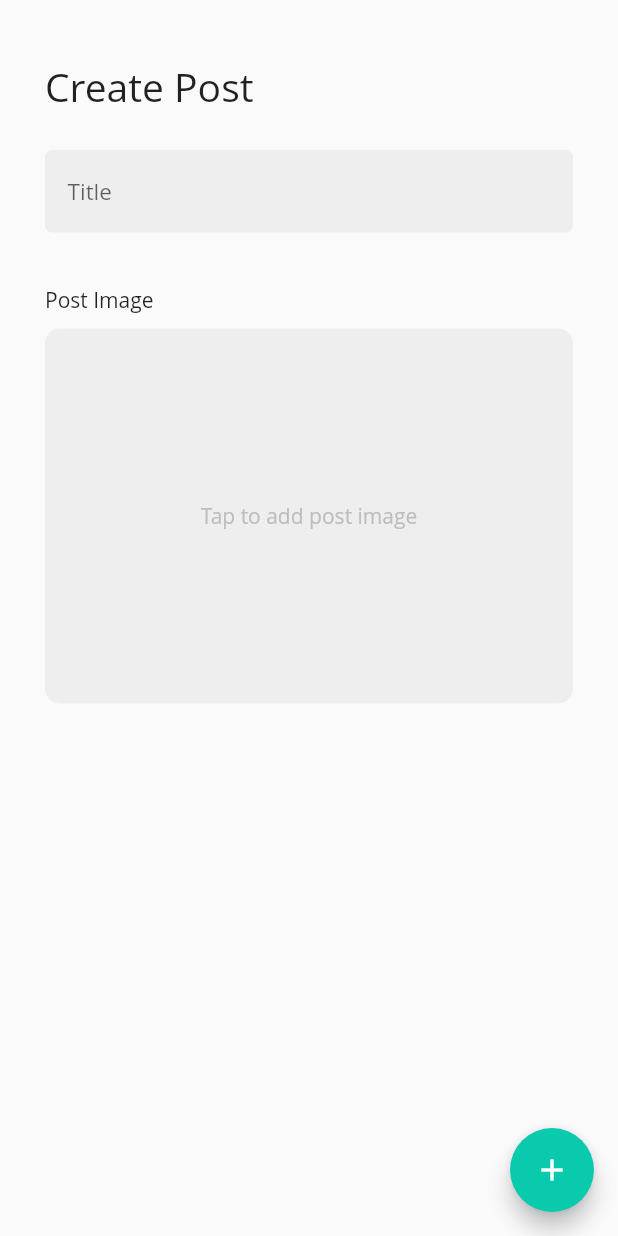
After one commit to Manuelkpatsu/flutter_compound, a Flutter app: the CreatePostView screen opened directly, after a tap on the "add" icon, on a phone screen of 412 x 824 dp. The commit adds this screen. Run offline on Flutter 3.47's test engine with Material 2 defaults, Android fonts, the phone set to English and light mode, and no system bars; our stand-ins replace cloud_firestore, firebase_auth, firebase_core, get_it, stacked; accounts and stored records are empty; network calls fail.

Commit message:
Save and fetch posts from firestore

```diff
--- a/lib/constants/route_names.dart
+++ b/lib/constants/route_names.dart
@@ -1,4 +1,5 @@
 const String loginViewRoute = "LoginView";
 const String signUpViewRoute = "SignUpView";
 const String homeViewRoute = "HomeView";
+const String createPostViewRoute = "CreatePostView";
 const String startUpViewRoute = "StartUpView";
--- /dev/null
+++ b/lib/core/models/post.dart
@@ -0,0 +1,24 @@
+class Post {
+  final String title;
+  final String? imageUrl;
+  final String? userId;
+
+  Post({
+    this.userId,
+    required this.title,
+    this.imageUrl,
+  });
+
+  Post.fromData(Map<String, dynamic> data)
+      : title = data['title'],
+        imageUrl = data['imageUrl'],
+        userId = data['userId'];
+
+  Map<String, dynamic> toJson() {
+    return {
+      'userId': userId,
+      'title': title,
+      'imageUrl': imageUrl,
+    };
+  }
+}
--- a/lib/core/services/firestore_service.dart
+++ b/lib/core/services/firestore_service.dart
@@ -1,15 +1,26 @@
+import 'dart:async';
+
 import 'package:cloud_firestore/cloud_firestore.dart';
+import 'package:fluttercompoundapp/core/models/post.dart';
 import 'package:fluttercompoundapp/core/models/user.dart';
 
 class FirestoreService {
   final CollectionReference _usersCollectionReference =
-  FirebaseFirestore.instance.collection("users");
+      FirebaseFirestore.instance.collection("users");
+  final CollectionReference _postsCollectionReference =
+      FirebaseFirestore.instance.collection('posts');
+
+  // Create the controller that will broadcast the posts
+  final StreamController<List<Post>> _postsController =
+      StreamController<List<Post>>.broadcast();
 
   Future createUser(AuthUser user) async {
     try {
       await _usersCollectionReference.doc(user.id).set(user.toJson());
     } on FirebaseException catch (e) {
       return e.message;
+    } catch (e) {
+      return e.toString();
     }
   }
 
@@ -19,6 +30,56 @@ class FirestoreService {
       return AuthUser.fromData(userData.data() as Map<String, dynamic>);
     } on FirebaseException catch (e) {
       return e.message;
+    } catch (e) {
+      return e.toString();
     }
   }
+
+  Future addPost(Post post) async {
+    try {
+      await _postsCollectionReference.add(post.toJson());
+      return true;
+    } on FirebaseException catch (e) {
+      return e.message;
+    } catch (e) {
+      return e.toString();
+    }
+  }
+
+  Future getPostsOnceOff() async {
+    try {
+      QuerySnapshot postDocuments = await _postsCollectionReference.get();
+
+      if (postDocuments.docs.isNotEmpty) {
+        return postDocuments.docs
+            .map((snapshot) => Post.fromData(snapshot.data() as Map<String, dynamic>))
+            .where((post) => post.title.isNotEmpty)
+            .toList();
+      }
+    } on FirebaseException catch (e) {
+      return e.message;
+    } catch (e) {
+      return e.toString();
+    }
+  }
+
+  Stream listenToPostsRealTime() {
+    // Register the handler for when the posts data changes
+    _postsCollectionReference.snapshots().listen((postsSnapshot) {
+      if (postsSnapshot.docs.isNotEmpty) {
+        var posts = postsSnapshot.docs
+            .map((snapshot) => Post.fromData(snapshot.data() as Map<String, dynamic>))
+            .where((mappedItem) => mappedItem.title.isNotEmpty)
+            .toList();
+
+        // Add the posts onto the controller
+        _postsController.add(posts);
+      }
+    }).onError((e) {
+      throw e.toString();
+    });
+
+    // Return the stream underlying our _postsController.
+    return _postsController.stream;
+  }
 }
--- a/lib/core/view_models/base_model.dart
+++ b/lib/core/view_models/base_model.dart
@@ -1,6 +1,13 @@
 import 'package:flutter/material.dart';
+import 'package:fluttercompoundapp/core/models/user.dart';
+import 'package:fluttercompoundapp/core/services/authentication_service.dart';
+
+import '../../locator.dart';
 
 class BaseModel extends ChangeNotifier {
+  final AuthenticationService _authenticationService = locator<AuthenticationService>();
+
+  AuthUser get currentUser => _authenticationService.currentUser;
   bool _busy = false;
   bool get busy => _busy;
 
--- /dev/null
+++ b/lib/core/view_models/create_post_view_model.dart
@@ -0,0 +1,34 @@
+import 'package:fluttercompoundapp/core/models/post.dart';
+import 'package:fluttercompoundapp/core/services/dialog_service.dart';
+import 'package:fluttercompoundapp/core/services/firestore_service.dart';
+import 'package:fluttercompoundapp/core/services/navigation_service.dart';
+
+import '../../locator.dart';
+import 'base_model.dart';
+
+class CreatePostViewModel extends BaseModel {
+  final FirestoreService _firestoreService = locator<FirestoreService>();
+  final DialogService _dialogService = locator<DialogService>();
+  final NavigationService _navigationService = locator<NavigationService>();
+
+  Future addPost({required String title}) async {
+    setBusy(true);
+    var result = await _firestoreService
+        .addPost(Post(title: title, userId: currentUser.id)); // We need to add the current userId
+    setBusy(false);
+
+    if (result is String) {
+      await _dialogService.showDialog(
+        title: 'Could not add Post',
+        description: result,
+      );
+    } else {
+      await _dialogService.showDialog(
+        title: 'Post successfully Added',
+        description: 'Your post has been created',
+      );
+    }
+
+    _navigationService.pop();
+  }
+}
--- a/lib/ui/router.dart
+++ b/lib/ui/router.dart
@@ -1,5 +1,6 @@
 import 'package:flutter/material.dart';
 import 'package:fluttercompoundapp/constants/route_names.dart';
+import 'package:fluttercompoundapp/ui/views/create_post_view.dart';
 import 'package:fluttercompoundapp/ui/views/home_view.dart';
 import 'package:fluttercompoundapp/ui/views/login_view.dart';
 import 'package:fluttercompoundapp/ui/views/signup_view.dart';
@@ -27,6 +28,11 @@ Route<dynamic> generateRoute(RouteSettings settings) {
         routeName: settings.name,
         viewToShow: const HomeView(),
       );
+    case createPostViewRoute:
+      return _getPageRoute(
+        routeName: settings.name,
+        viewToShow: CreatePostView(),
+      );
     default:
       return MaterialPageRoute(
         builder: (_) => Scaffold(
--- /dev/null
+++ b/lib/ui/views/create_post_view.dart
@@ -0,0 +1,69 @@
+import 'package:flutter/material.dart';
+import 'package:fluttercompoundapp/core/view_models/create_post_view_model.dart';
+import 'package:fluttercompoundapp/ui/shared/ui_helpers.dart';
+import 'package:fluttercompoundapp/ui/widgets/input_field.dart';
+import 'package:stacked/stacked.dart';
+
+class CreatePostView extends StatelessWidget {
+  final TextEditingController titleController = TextEditingController();
+
+  CreatePostView({Key? key}) : super(key: key);
+
+  @override
+  Widget build(BuildContext context) {
+    return ViewModelBuilder<CreatePostViewModel>.reactive(
+      viewModelBuilder: () => CreatePostViewModel(),
+      builder: (context, model, child) => Scaffold(
+        floatingActionButton: FloatingActionButton(
+          child: !model.busy
+              ? const Icon(Icons.add)
+              : const CircularProgressIndicator(
+                  valueColor: AlwaysStoppedAnimation(Colors.white),
+                ),
+          onPressed: () {
+            if (!model.busy) {
+              model.addPost(title: titleController.text);
+            }
+          },
+          backgroundColor:
+              !model.busy ? Theme.of(context).primaryColor : Colors.grey[600],
+        ),
+        body: SafeArea(
+          child: SingleChildScrollView(
+            padding: const EdgeInsets.symmetric(horizontal: 30.0),
+            child: Column(
+              crossAxisAlignment: CrossAxisAlignment.start,
+              children: <Widget>[
+                verticalSpace(40),
+                const Text(
+                  'Create Post',
+                  style: TextStyle(fontSize: 26),
+                ),
+                verticalSpaceMedium,
+                InputField(
+                  placeholder: 'Title',
+                  controller: titleController,
+                ),
+                verticalSpaceMedium,
+                const Text('Post Image'),
+                verticalSpaceSmall,
+                Container(
+                  height: 250,
+                  decoration: BoxDecoration(
+                    color: Colors.grey[200],
+                    borderRadius: BorderRadius.circular(10),
+                  ),
+                  alignment: Alignment.center,
+                  child: Text(
+                    'Tap to add post image',
+                    style: TextStyle(color: Colors.grey[400]),
+                  ),
+                )
+              ],
+            ),
+          ),
+        ),
+      ),
+    );
+  }
+}
```
Also changed, not shown: lib/core/view_models/home_view_model.dart (added, +54 -0 lines), lib/ui/views/base_view.dart (deleted, +0 -46 lines), lib/ui/views/home_view.dart (+50 -4 lines), lib/ui/widgets/post_item.dart (added, +37 -0 lines).
